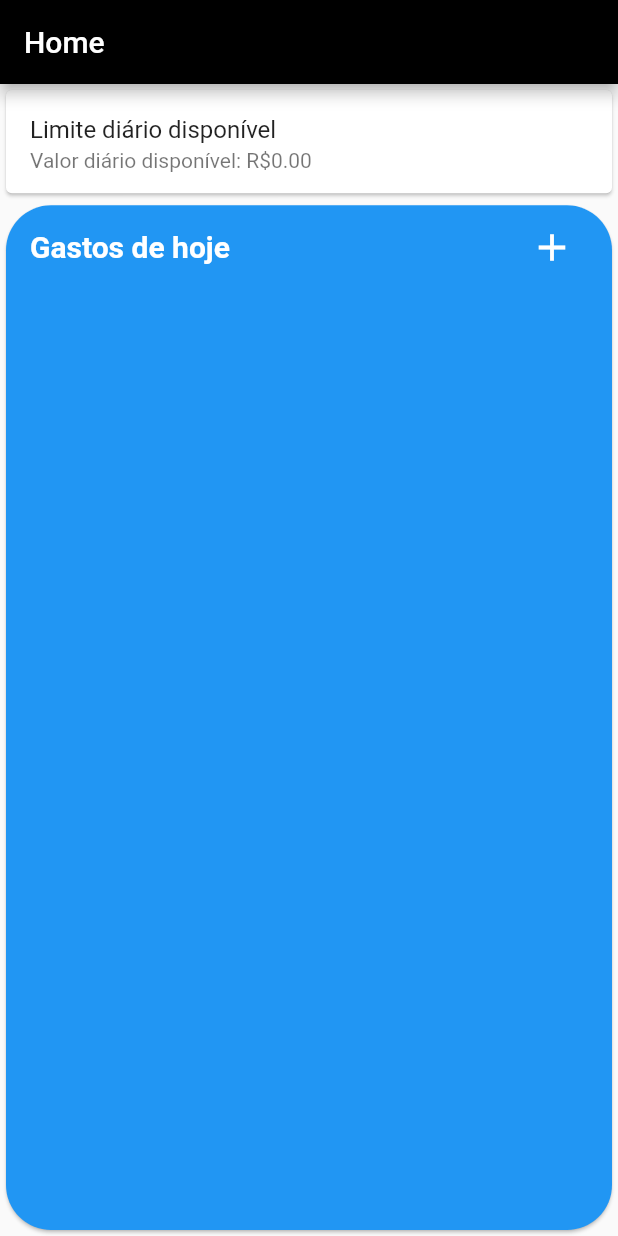
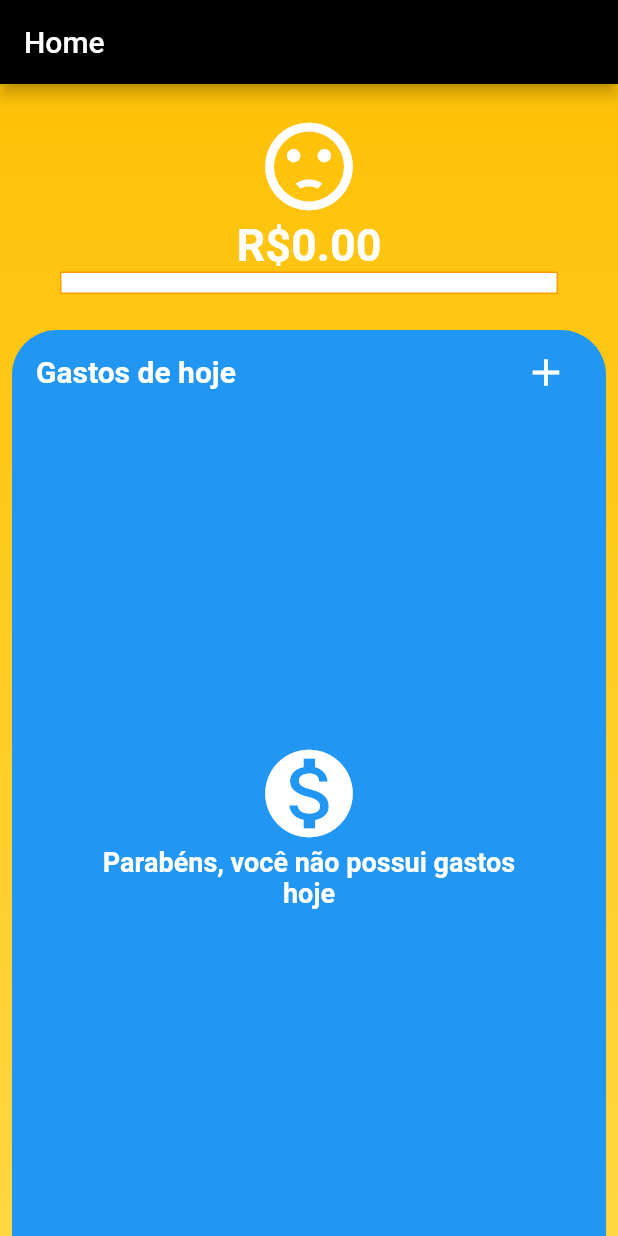
Before and after one commit to Kotayz/gerenciamento-de-financas, a Flutter app: the screen it shows after launch, on a phone screen of 412 x 824 dp. Run offline on Flutter 3.47's test engine with Material 2 defaults, Android fonts, the phone set to English and light mode, and no system bars; our stand-ins replace carousel_slider, dio, flutter_clean_architecture, font_awesome_flutter, shared_preferences.

Commit message:
* Correções nos dados da tela inicial * Melhorias no layout da tela inicial

```diff
--- a/lib/app/pages/Home/home_controller.dart
+++ b/lib/app/pages/Home/home_controller.dart
@@ -3,22 +3,34 @@ import 'package:gerenciar_financas_app/app/pages/Home/expense_presenter.dart';
 import 'package:gerenciar_financas_app/data/repositories/expense.dart';
 import 'package:gerenciar_financas_app/domain/models/expense.dart';
 import 'package:gerenciar_financas_app/domain/models/user_info.dart';
+import 'package:gerenciar_financas_app/utils/date.dart';
 
 import 'home_presenter.dart';
 
 class HomeController extends BaseController {
-  final ExpensePresenter _expensePresenter;
   final StreamExpensePresenter _streamExpensePresenter;
   final UserInfo userInfo;
 
-//  List<Expense> expenses;
-//  bool isLoadingExpenses = true;
+  List<Expense> get expensesOfTheDay => userInfo.additionalExpenses
+      ?.where((v) => DateUtils.isToday(v.dateTime))
+      ?.toList();
+
+  double get expensesOfTheDaySum =>
+      expensesOfTheDay?.fold(0, (sum, exp) => sum + exp.value) ?? 0;
+
+  List<Expense> get expensesOfTheMonth => userInfo.additionalExpenses
+      ?.where((v) => DateUtils.isOnCurrentMonth(v.dateTime))
+      ?.toList();
+
+  double get expensesOfTheMonthSum =>
+      expensesOfTheMonth?.fold(0, (sum, exp) => sum + exp.value) ?? 0;
 
   double dailyLimit = 0;
+  double remainingDailyLimit = 0;
+  double remainingDailyLimitPercent = 0;
 
   HomeController(this.userInfo)
-      : _expensePresenter = ExpensePresenter(ExpenseRepository()),
-        _streamExpensePresenter = StreamExpensePresenter(ExpenseRepository()),
+      : _streamExpensePresenter = StreamExpensePresenter(ExpenseRepository()),
         super() {
     calculateDailyLimit();
     _streamExpensePresenter.begin(userInfo.email);
@@ -26,19 +38,6 @@ class HomeController extends BaseController {
 
   @override
   void initListeners() {
-//    _expensePresenter.onFetchComplete = () {
-//      isLoadingExpenses = false;
-//    };
-//
-//    _expensePresenter.onFetchNext = (result) {
-//      expenses = result;
-//      refreshUI();
-//    };
-//
-//    _expensePresenter.onFetchError = (e) {
-//      showError(e);
-//    };
-
     _streamExpensePresenter.onNext = (expenses) {
       if (expenses.length > (userInfo.additionalExpenses?.length ?? 0)) {
         userInfo.additionalExpenses = expenses;
@@ -48,10 +47,6 @@ class HomeController extends BaseController {
     };
   }
 
-  void loadExpenses() {
-    _expensePresenter.fetchExpenses(userInfo.email);
-  }
-
   void calculateDailyLimit() {
     var now = DateTime.now();
     var firstDayOfNextMonth = DateTime(now.year, now.month + 1, 1);
@@ -59,16 +54,21 @@ class HomeController extends BaseController {
 
     double monthlyIncome = userInfo.monthlyIncome ?? 0;
     double monthlyExpenses = userInfo.monthlyExpenses ?? 0;
-    double additionalExpenses = userInfo.additionalExpenses
-            ?.fold(0, (sum, expense) => sum + expense.value) ??
-        0;
 
-    print('Income: $monthlyIncome');
-    print('Expenses: $monthlyExpenses');
-    print('AddExpenses: $additionalExpenses');
+    var previousExpenses = expensesOfTheMonth
+        ?.where((v) => v.dateTime.isBefore(DateUtils.todayStart));
+    var previousExpensesSum =
+        previousExpenses?.fold(0, (sum, exp) => sum + exp.value) ?? 0;
 
     double remainingLimit =
-        monthlyIncome - monthlyExpenses - additionalExpenses;
+        monthlyIncome - monthlyExpenses - previousExpensesSum;
     dailyLimit = remainingLimit / remainingDays;
+
+    remainingDailyLimit = dailyLimit - expensesOfTheDaySum;
+    if (dailyLimit > 0) {
+      remainingDailyLimitPercent = remainingDailyLimit / dailyLimit;
+    } else if (remainingDailyLimit.isNegative) {
+      remainingDailyLimitPercent = -1;
+    }
   }
 }
--- a/lib/app/pages/Home/home_view.dart
+++ b/lib/app/pages/Home/home_view.dart
@@ -1,3 +1,4 @@
+import 'package:flutter/cupertino.dart';
 import 'package:flutter/material.dart';
 import 'package:flutter_clean_architecture/flutter_clean_architecture.dart';
 import 'package:gerenciar_financas_app/app/pages/Home/home_controller.dart';
@@ -26,7 +27,6 @@ class _HomePageState extends ViewState<HomePage, HomeController> {
   @override
   void initState() {
     super.initState();
-    controller.loadExpenses();
   }
 
   Widget doneButton(String text, double fontSize) {
@@ -49,33 +49,36 @@ class _HomePageState extends ViewState<HomePage, HomeController> {
         title: Text('Home'),
       ),
       body: Container(
+        decoration: BoxDecoration(
+          gradient: LinearGradient(
+            begin: Alignment.topCenter,
+            end: Alignment.bottomCenter,
+            colors: getBackgroundGradientColors(controller.remainingDailyLimit),
+          ),
+        ),
         child: Column(
-          mainAxisSize: MainAxisSize.min,
-          mainAxisAlignment: MainAxisAlignment.center,
+          mainAxisSize: MainAxisSize.max,
+          mainAxisAlignment: MainAxisAlignment.start,
           crossAxisAlignment: CrossAxisAlignment.center,
           children: <Widget>[
+            header(),
             Flexible(
-              flex: 1,
-              child: Card(
-                child: Column(
-                  children: <Widget>[
-                    Flexible(
-                      child: ListTile(
-                        title: Text('Limite diário disponível'),
-                        subtitle: Text(
-                            'Valor diário disponível: R\$${(controller.dailyLimit ?? 0).toStringAsFixed(2)}'),
-                      ),
-                    ),
-                  ],
-                ),
-              ),
-            ),
-            Flexible(
-              flex: 9,
+              flex: 2,
               child: Card(
                 color: Colors.blue,
                 shape: RoundedRectangleBorder(
-                    borderRadius: BorderRadius.circular(30.0)),
+                  borderRadius: BorderRadius.only(
+                    topRight: Radius.circular(30.0),
+                    topLeft: Radius.circular(30.0),
+                  ),
+                ),
+                elevation: 0,
+                margin: EdgeInsets.only(
+                  bottom: 0,
+                  left: 8,
+                  right: 8,
+                  top: 4,
+                ),
                 child: Column(
                   mainAxisSize: MainAxisSize.min,
                   mainAxisAlignment: MainAxisAlignment.center,
@@ -99,14 +102,16 @@ class _HomePageState extends ViewState<HomePage, HomeController> {
                           onPressed: () {}),
                     ),
                     Expanded(
-                      child: ListView.builder(
+                      child: (controller.expensesOfTheDay?.length ?? 0) <= 0
+                          ? emptyListView()
+                          : ListView.builder(
                               padding: const EdgeInsets.all(8),
-                        itemCount:
-                            controller.userInfo?.additionalExpenses?.length ??
+                              itemCount: controller
+                                      .userInfo?.additionalExpenses?.length ??
                                   0,
                               itemBuilder: (BuildContext context, int index) {
-                          var expense =
-                              controller.userInfo.additionalExpenses[index];
+                                var expense = controller
+                                    .userInfo.additionalExpenses[index];
                                 return ListTile(
                                   leading: Column(
                                     mainAxisAlignment: MainAxisAlignment.center,
@@ -122,7 +127,9 @@ class _HomePageState extends ViewState<HomePage, HomeController> {
                                     style: TextStyle(color: Colors.white),
                                   ),
                                   subtitle: Text(
-                              DateFormat().add_Hm().format(expense.dateTime),
+                                    DateFormat()
+                                        .add_Hm()
+                                        .format(expense.dateTime),
                                     style: TextStyle(color: Colors.white70),
                                   ),
                                   trailing: Row(
@@ -156,4 +163,119 @@ class _HomePageState extends ViewState<HomePage, HomeController> {
       ),
     );
   }
+
+  Widget header() {
+    var remainingDailyLimitTxt =
+        controller.remainingDailyLimit.isNegative ? '-' : '';
+    remainingDailyLimitTxt +=
+        'R\$${(controller.remainingDailyLimit.abs() ?? 0).toStringAsFixed(2)}';
+
+    return Padding(
+      padding: const EdgeInsets.symmetric(
+        horizontal: 40,
+        vertical: 20,
+      ),
+      child: Column(
+        mainAxisSize: MainAxisSize.min,
+        children: <Widget>[
+          Icon(
+            getSentimentIcon(controller.remainingDailyLimit),
+            color: Colors.white,
+            size: 70,
+          ),
+          Text(
+            remainingDailyLimitTxt,
+            style: TextStyle(
+              fontSize: 30,
+              color: Colors.white,
+              fontWeight: FontWeight.bold,
+            ),
+            textAlign: TextAlign.center,
+          ),
+          Container(
+            height: 15,
+            decoration: BoxDecoration(
+              border: Border.all(width: 1, color: Colors.orange),
+            ),
+            child: LinearProgressIndicator(
+              value: controller.remainingDailyLimit,
+              valueColor: AlwaysStoppedAnimation<Color>(Colors.orangeAccent),
+              backgroundColor: Colors.white,
+            ),
+          ),
+        ],
+      ),
+    );
   }
+
+  IconData getSentimentIcon(double remainingLimitPercent) {
+    if (remainingLimitPercent > 0.75) {
+      return Icons.sentiment_very_satisfied;
+    } else if (remainingLimitPercent > 0.5) {
+      return Icons.sentiment_satisfied;
+    } else if (remainingLimitPercent > 0.25) {
+      return Icons.sentiment_neutral;
+    } else if (remainingLimitPercent >= 0) {
+      return Icons.sentiment_dissatisfied;
+    }
+
+    return Icons.sentiment_very_dissatisfied;
+  }
+
+  List<Color> getBackgroundGradientColors(double remainingLimitPercent) {
+    if (remainingLimitPercent > 0.75) {
+      return [
+        Colors.green,
+        Colors.greenAccent,
+      ];
+    } else if (remainingLimitPercent > 0.5) {
+      return [
+        Colors.lightGreen,
+        Colors.lightGreenAccent,
+      ];
+    } else if (remainingLimitPercent > 0.25) {
+      return [
+        Colors.yellow,
+        Colors.yellowAccent,
+      ];
+    } else if (remainingLimitPercent >= 0) {
+      return [
+        Colors.amber,
+        Colors.amberAccent,
+      ];
+    }
+
+    return [
+      Colors.red,
+      Colors.redAccent,
+    ];
+  }
+
+  Widget emptyListView() {
+    return Column(
+      mainAxisAlignment: MainAxisAlignment.center,
+      crossAxisAlignment: CrossAxisAlignment.center,
+      children: <Widget>[
+        Icon(
+          Icons.monetization_on,
+          color: Colors.white,
+          size: 70,
+        ),
+        Padding(
+          padding: const EdgeInsets.symmetric(
+            horizontal: 60,
+          ),
+          child: Text(
+            'Parabéns, você não possui gastos hoje',
+            style: TextStyle(
+              fontSize: 18,
+              color: Colors.white,
+              fontWeight: FontWeight.bold,
+            ),
+            textAlign: TextAlign.center,
+          ),
+        )
+      ],
+    );
+  }
+}
--- /dev/null
+++ b/lib/utils/date.dart
@@ -0,0 +1,23 @@
+class DateUtils {
+  static DateTime get firstDayOfMonth =>
+      DateTime(DateTime.now().year, DateTime.now().month, 1);
+
+  static DateTime get firstDayOfNextMonth =>
+      DateTime(DateTime.now().year, DateTime.now().month + 1, 1);
+
+  static DateTime get todayStart =>
+      DateTime(DateTime.now().year, DateTime.now().month, DateTime.now().day);
+
+  static bool isToday(DateTime date) {
+    if (date == null) return false;
+    var now = DateTime.now();
+    var startOfDay = DateTime(now.year, now.month, now.day);
+    var startOfNextDay = startOfDay.add(Duration(days: 1));
+    return date.isAfter(startOfDay) && date.isBefore(startOfNextDay);
+  }
+
+  static bool isOnCurrentMonth(DateTime date) {
+    if (date == null) return false;
+    return date.isAfter(firstDayOfMonth) && date.isBefore(firstDayOfNextMonth);
+  }
+}
```
Lines whose indentation alone changed are shown as unchanged.
